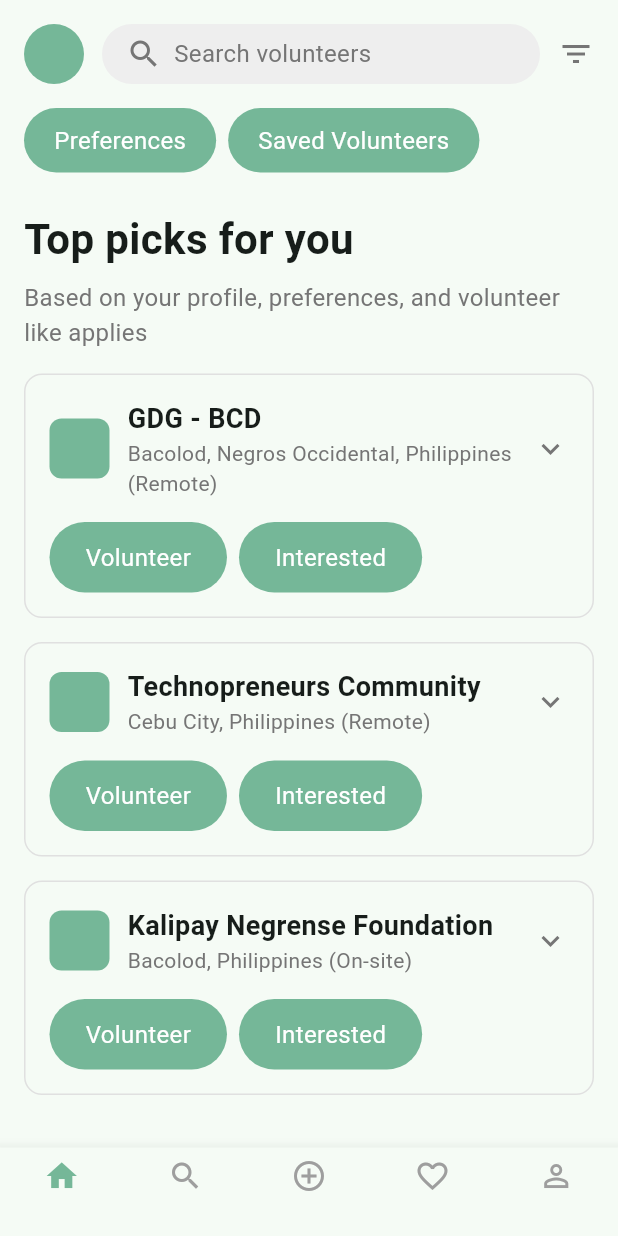
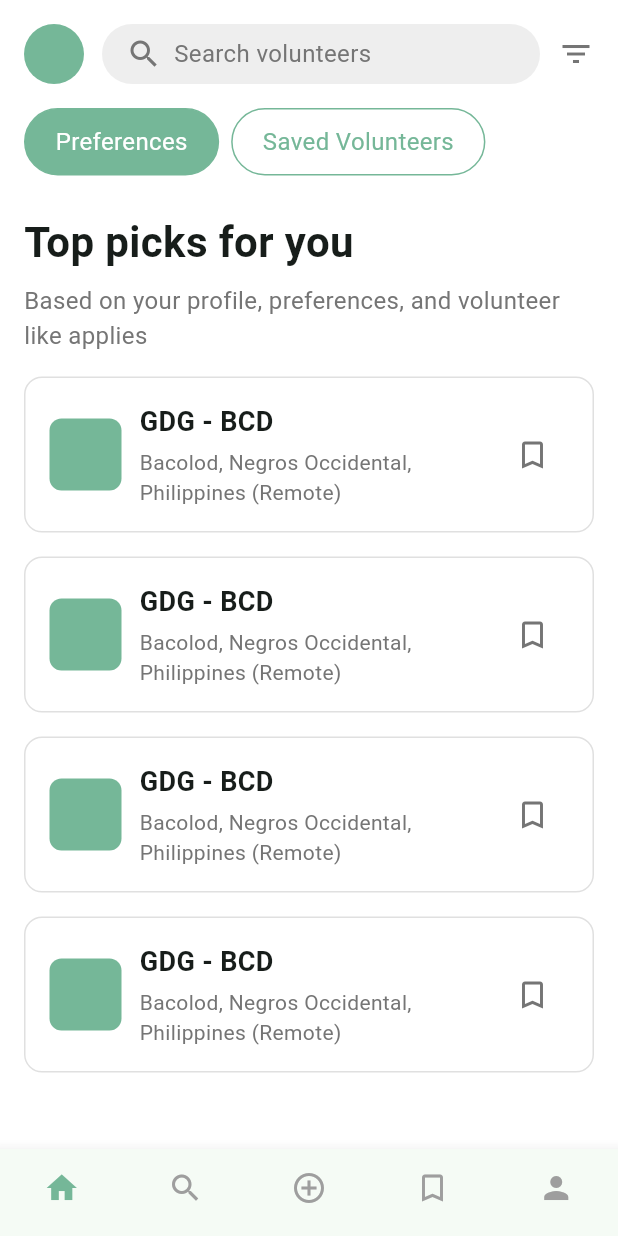
Before and after one commit to seolyam/kindhand, a Flutter app: the MainFeedScreen screen opened directly, on a phone screen of 412 x 824 dp. Run offline on Flutter 3.47's test engine with Material 3 defaults, Android fonts, the light colour scheme and no system bars; our stand-ins replace shared_preferences; accounts and stored records are empty.

Commit message:
fix: navigation to profile and add event

```diff
--- a/lib/screens/main_feed.dart
+++ b/lib/screens/main_feed.dart
@@ -1,6 +1,7 @@
 import 'package:flutter/material.dart';
 import 'add_event_screen.dart';
-import 'profile_screen.dart';
+import 'profile_screen.dart'; // Import your ProfileScreen
+import 'volunteer_details_screen.dart';
 
 class MainFeedScreen extends StatefulWidget {
   const MainFeedScreen({super.key});
@@ -10,45 +11,70 @@
 }
 
 class MainFeedScreenState extends State<MainFeedScreen> {
-  int _selectedIndex = 0;
-  final List<Map<String, String>> volunteerOpportunities = [
+  final List<Map<String, dynamic>> opportunities = [
     {
       'title': 'GDG - BCD',
       'location': 'Bacolod, Negros Occidental, Philippines (Remote)',
+      'isBookmarked': false,
     },
     {
-      'title': 'Technopreneurs Community',
-      'location': 'Cebu City, Philippines (Remote)',
+      'title': 'GDG - BCD',
+      'location': 'Bacolod, Negros Occidental, Philippines (Remote)',
+      'isBookmarked': false,
     },
     {
-      'title': 'Kalipay Negrense Foundation',
-      'location': 'Bacolod, Philippines (On-site)',
+      'title': 'GDG - BCD',
+      'location': 'Bacolod, Negros Occidental, Philippines (Remote)',
+      'isBookmarked': false,
+    },
+    {
+      'title': 'GDG - BCD',
+      'location': 'Bacolod, Negros Occidental, Philippines (Remote)',
+      'isBookmarked': false,
     },
   ];
 
+  int _selectedIndex = 0;
+
   void _onItemTapped(int index) {
-    if (index == 2) {
-      _navigateToAddEvent(context);
-    } else if (index == 4) {
-      Navigator.push(
-        context,
-        MaterialPageRoute(builder: (context) => const ProfileScreen()),
-      );
-    } else {
     setState(() {
       _selectedIndex = index;
     });
+
+    switch (index) {
+      case 0:
+        // Home - already on this screen.
+        break;
+      case 1:
+        _navigateToSearch();
+        break;
+      case 2:
+        _navigateToAddEvent();
+        break;
+      case 3:
+        _navigateToSaved();
+        break;
+      case 4:
+        _navigateToProfile();
+        break;
     }
   }
 
-  void _navigateToAddEvent(BuildContext context) {
+  void _navigateToSearch() {
+    // TODO: Implement navigation to Search screen
+    print('Navigating to Search screen');
+  }
+
+  void _navigateToAddEvent() {
     Navigator.push(
       context,
       MaterialPageRoute(
         builder: (context) => AddEventScreen(
           onEventAdded: (Map<String, String> newEvent) {
             setState(() {
-              volunteerOpportunities.add(newEvent);
+              // Ensure isBookmarked is a boolean value.
+              newEvent['isBookmarked'] = false as String;
+              opportunities.add(newEvent);
             });
           },
         ),
@@ -56,19 +82,38 @@
     );
   }
 
+  void _navigateToSaved() {
+    // TODO: Implement navigation to Saved screen
+    print('Navigating to Saved screen');
+  }
+
+  void _navigateToProfile() {
+    Navigator.push(
+      context,
+      MaterialPageRoute(builder: (context) => const ProfileScreen()),
+    );
+  }
+
   @override
   Widget build(BuildContext context) {
     return Scaffold(
+      backgroundColor: Colors.white,
       body: SafeArea(
         child: Column(
+          crossAxisAlignment: CrossAxisAlignment.start,
           children: [
+            // Header
             Padding(
               padding: const EdgeInsets.all(16.0),
               child: Row(
                 children: [
-                  const CircleAvatar(
-                    backgroundColor: Color(0xFF75B798),
-                    radius: 20,
+                  Container(
+                    width: 40,
+                    height: 40,
+                    decoration: const BoxDecoration(
+                      color: Color(0xFF75B798),
+                      shape: BoxShape.circle,
+                    ),
                   ),
                   const SizedBox(width: 12),
                   Expanded(
@@ -99,17 +144,19 @@
                 ],
               ),
             ),
+            // Buttons Row (Preferences and Saved Volunteers)
             Padding(
               padding: const EdgeInsets.symmetric(horizontal: 16.0),
               child: Row(
                 children: [
-                  _buildPillButton('Preferences'),
+                  _buildPillButton('Preferences', true),
                   const SizedBox(width: 8),
-                  _buildPillButton('Saved Volunteers'),
+                  _buildPillButton('Saved Volunteers', false),
                 ],
               ),
             ),
             const SizedBox(height: 24),
+            // Top Picks Section
             Padding(
               padding: const EdgeInsets.symmetric(horizontal: 16.0),
               child: Column(
@@ -134,15 +181,16 @@
               ),
             ),
             const SizedBox(height: 16),
+            // Opportunities List
             Expanded(
               child: ListView.builder(
                 padding: const EdgeInsets.symmetric(horizontal: 16),
-                itemCount: volunteerOpportunities.length,
+                itemCount: opportunities.length,
                 itemBuilder: (context, index) {
-                  return _buildVolunteerCard(
+                  return _buildOpportunityCard(
                     context,
-                    volunteerOpportunities[index]['title']!,
-                    volunteerOpportunities[index]['location']!,
+                    opportunities[index],
+                    index,
                   );
                 },
               ),
@@ -150,58 +198,79 @@
           ],
         ),
       ),
+      // Bottom Navigation Bar
       bottomNavigationBar: BottomNavigationBar(
+        currentIndex: _selectedIndex,
+        onTap: _onItemTapped,
+        type: BottomNavigationBarType.fixed,
         selectedItemColor: const Color(0xFF75B798),
         unselectedItemColor: Colors.grey,
-        currentIndex: _selectedIndex,
-        type: BottomNavigationBarType.fixed,
-        onTap: _onItemTapped,
+        showSelectedLabels: false,
+        showUnselectedLabels: false,
         items: const [
-          BottomNavigationBarItem(icon: Icon(Icons.home), label: ''),
-          BottomNavigationBarItem(icon: Icon(Icons.search), label: ''),
+          BottomNavigationBarItem(icon: Icon(Icons.home), label: 'Home'),
+          BottomNavigationBarItem(icon: Icon(Icons.search), label: 'Search'),
           BottomNavigationBarItem(
-              icon: Icon(Icons.add_circle_outline), label: ''),
-          BottomNavigationBarItem(icon: Icon(Icons.favorite_border), label: ''),
-          BottomNavigationBarItem(icon: Icon(Icons.person_outline), label: ''),
+              icon: Icon(Icons.add_circle_outline), label: 'Add'),
+          BottomNavigationBarItem(
+              icon: Icon(Icons.bookmark_border), label: 'Saved'),
+          BottomNavigationBarItem(icon: Icon(Icons.person), label: 'Profile'),
         ],
       ),
     );
   }
 
-  Widget _buildPillButton(String text) {
+  Widget _buildPillButton(String text, bool isFilled) {
     return Container(
       padding: const EdgeInsets.symmetric(horizontal: 20, vertical: 10),
       decoration: BoxDecoration(
+        color: isFilled ? const Color(0xFF75B798) : Colors.transparent,
+        borderRadius: BorderRadius.circular(25),
+        border: Border.all(
           color: const Color(0xFF75B798),
-        borderRadius: BorderRadius.circular(25),
+          width: 1,
+        ),
       ),
       child: Text(
         text,
-        style: const TextStyle(
-          color: Colors.white,
+        style: TextStyle(
+          color: isFilled ? Colors.white : const Color(0xFF75B798),
           fontSize: 16,
         ),
       ),
     );
   }
 
-  Widget _buildVolunteerCard(
-      BuildContext context, String title, String location) {
-    return Container(
+  Widget _buildOpportunityCard(
+      BuildContext context, Map<String, dynamic> opportunity, int index) {
+    return GestureDetector(
+      onTap: () {
+        // Show details in a bottom sheet
+        showModalBottomSheet(
+          context: context,
+          isScrollControlled: true,
+          backgroundColor: Colors.white,
+          barrierColor: Colors.black54,
+          shape: const RoundedRectangleBorder(
+            borderRadius: BorderRadius.vertical(top: Radius.circular(20)),
+          ),
+          builder: (context) => VolunteerDetailsScreen(
+            opportunity: opportunity,
+          ),
+        );
+      },
+      child: Container(
         margin: const EdgeInsets.only(bottom: 16),
         padding: const EdgeInsets.all(16),
         decoration: BoxDecoration(
           border: Border.all(color: Colors.grey[300]!),
           borderRadius: BorderRadius.circular(12),
         ),
-      child: Column(
-        crossAxisAlignment: CrossAxisAlignment.start,
-        children: [
-          Row(
+        child: Row(
           children: [
             Container(
-                width: 40,
-                height: 40,
+              width: 48,
+              height: 48,
               decoration: BoxDecoration(
                 color: const Color(0xFF75B798),
                 borderRadius: BorderRadius.circular(8),
@@ -213,14 +282,15 @@
                 crossAxisAlignment: CrossAxisAlignment.start,
                 children: [
                   Text(
-                      title,
+                    opportunity['title'],
                     style: const TextStyle(
                       fontSize: 18,
                       fontWeight: FontWeight.bold,
                     ),
                   ),
+                  const SizedBox(height: 4),
                   Text(
-                      location,
+                    opportunity['location'],
                     style: TextStyle(
                       color: Colors.grey[600],
                       fontSize: 14,
@@ -229,34 +299,20 @@
                 ],
               ),
             ),
-              Icon(Icons.keyboard_arrow_down, color: Colors.grey[600]),
-            ],
+            IconButton(
+              icon: Icon(
+                opportunity['isBookmarked']
+                    ? Icons.bookmark
+                    : Icons.bookmark_border,
+                color: Colors.grey[600],
               ),
-          const SizedBox(height: 16),
-          Row(
-            children: [
-              _buildActionButton('Volunteer'),
-              const SizedBox(width: 8),
-              _buildActionButton('Interested'),
-            ],
+              onPressed: () {
+                setState(() {
+                  opportunity['isBookmarked'] = !opportunity['isBookmarked'];
+                });
+              },
             ),
           ],
-      ),
-    );
-  }
-
-  Widget _buildActionButton(String text) {
-    return Container(
-      padding: const EdgeInsets.symmetric(horizontal: 24, vertical: 12),
-      decoration: BoxDecoration(
-        color: const Color(0xFF75B798),
-        borderRadius: BorderRadius.circular(25),
-      ),
-      child: Text(
-        text,
-        style: const TextStyle(
-          color: Colors.white,
-          fontSize: 16,
         ),
       ),
     );
```
Lines whose indentation alone changed are shown as unchanged.
